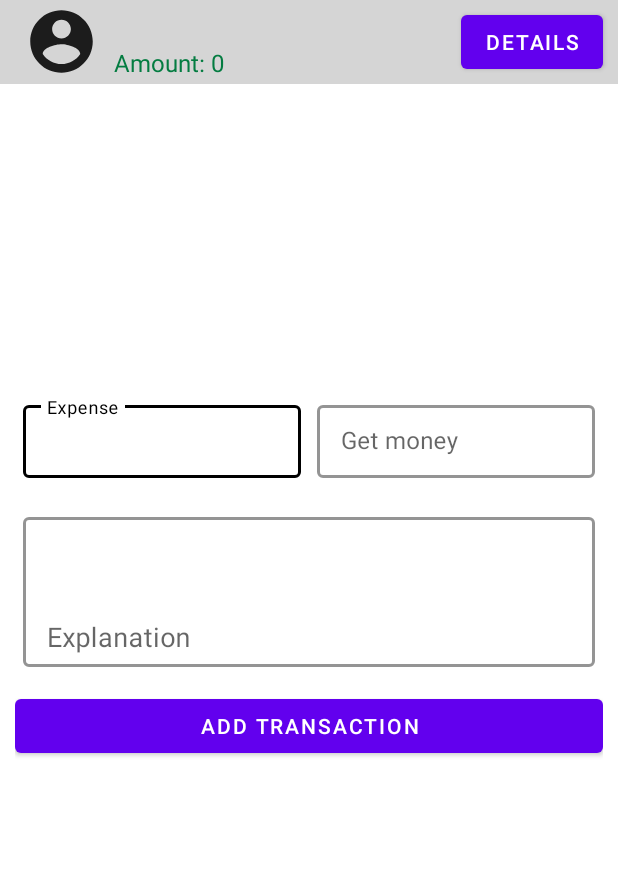
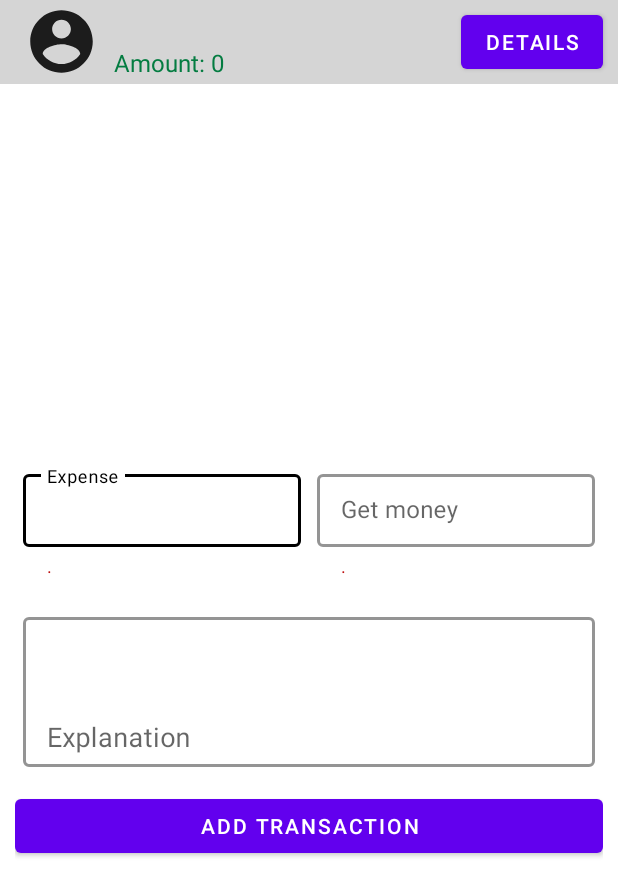
Before and after one commit to Liakot-ali/EasyTransaction, an Android app: the ActivityTransaction screen opened directly, with no data from a screen before it, on a phone screen of 412 x 824 dp. Shown: the top 896 px of the screen. Run offline under Robolectric (Android 15) with nearby library versions, the phone set to English and light mode, and no system bars; our stand-ins replace CircleImageView.

Commit message:
Some bug fixes:

```diff
--- a/app/src/main/res/layout/activity_signup.xml
+++ b/app/src/main/res/layout/activity_signup.xml
@@ -137,6 +137,7 @@
                 android:id="@+id/signUpBtn"
                 android:layout_width="match_parent"
                 android:layout_height="wrap_content"
+                android:textColor="@color/button_text"
                 android:text="Sign Up" />
 
             <LinearLayout
@@ -158,7 +159,6 @@
                     android:layout_height="wrap_content"
                     android:textSize="@dimen/normal_text"
                     android:textColor="@color/purple_700"
-                    android:textStyle="bold"
                     android:text="Sign In" />
             </LinearLayout>
         </LinearLayout>
--- a/app/src/main/res/layout/activity_transaction.xml
+++ b/app/src/main/res/layout/activity_transaction.xml
@@ -64,23 +64,28 @@
 
     </androidx.appcompat.widget.Toolbar>
 
+    <LinearLayout
+        android:layout_width="match_parent"
+        android:layout_height="match_parent"
+        android:gravity="center"
+        android:orientation="vertical"
+        android:padding="@dimen/lay_pad">
+
         <ScrollView
             android:layout_width="match_parent"
-        android:layout_height="match_parent"
+            android:layout_height="wrap_content"
             >
 
             <LinearLayout
                 android:layout_width="match_parent"
-            android:layout_height="match_parent"
-            android:layout_gravity="center"
-            android:padding="@dimen/lay_pad"
-            android:layout_marginTop="-56sp"
-            android:orientation="vertical">
+                android:layout_height="wrap_content"
+                android:orientation="vertical" >
 
                 <LinearLayout
                     android:layout_width="match_parent"
                     android:layout_height="wrap_content"
-                android:layout_marginBottom="@dimen/lay_pad">
+                    android:layout_marginBottom="@dimen/lay_pad"
+                    android:orientation="horizontal">
 
 
                     <com.google.android.material.textfield.TextInputLayout
@@ -88,7 +93,9 @@
                         style="@style/textInputLayoutStyle"
                         android:layout_width="match_parent"
                         android:layout_height="match_parent"
+                        android:paddingBottom="@dimen/lay_pad"
                         android:layout_weight="1"
+                        app:helperText="."
                         app:counterEnabled="false">
 
                         <com.google.android.material.textfield.TextInputEditText
@@ -104,7 +111,9 @@
                         style="@style/textInputLayoutStyle"
                         android:layout_width="match_parent"
                         android:layout_height="match_parent"
+                        android:paddingBottom="@dimen/lay_pad"
                         android:layout_weight="1"
+                        app:helperText="."
                         app:counterEnabled="false">
 
                         <com.google.android.material.textfield.TextInputEditText
@@ -117,11 +126,10 @@
 
                 </LinearLayout>
 
-
                 <LinearLayout
                     android:layout_width="match_parent"
                     android:layout_height="wrap_content"
-                android:layout_marginBottom="@dimen/lay_pad"
+                    android:paddingBottom="@dimen/lay_pad"
                     android:orientation="vertical">
 
 
@@ -151,9 +159,11 @@
                     android:gravity="center"
                     android:text="Add Transaction" />
 
-
             </LinearLayout>
         </ScrollView>
 
 
     </LinearLayout>
+
+
+</LinearLayout>
```
Also changed, not shown: app/src/main/java/com/liakot/easytransaction/ActivityHome.java (+18 -10 lines), app/src/main/java/com/liakot/easytransaction/ActivityTransaction.java (+9 -3 lines). Lines whose indentation alone changed are shown as unchanged.
